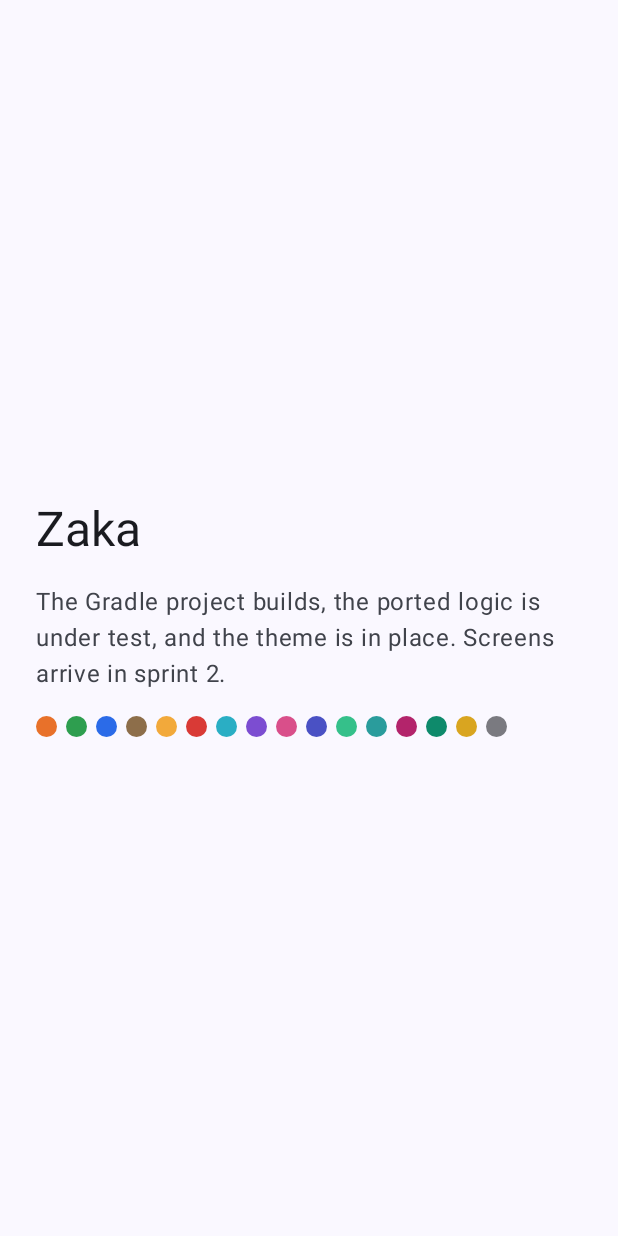
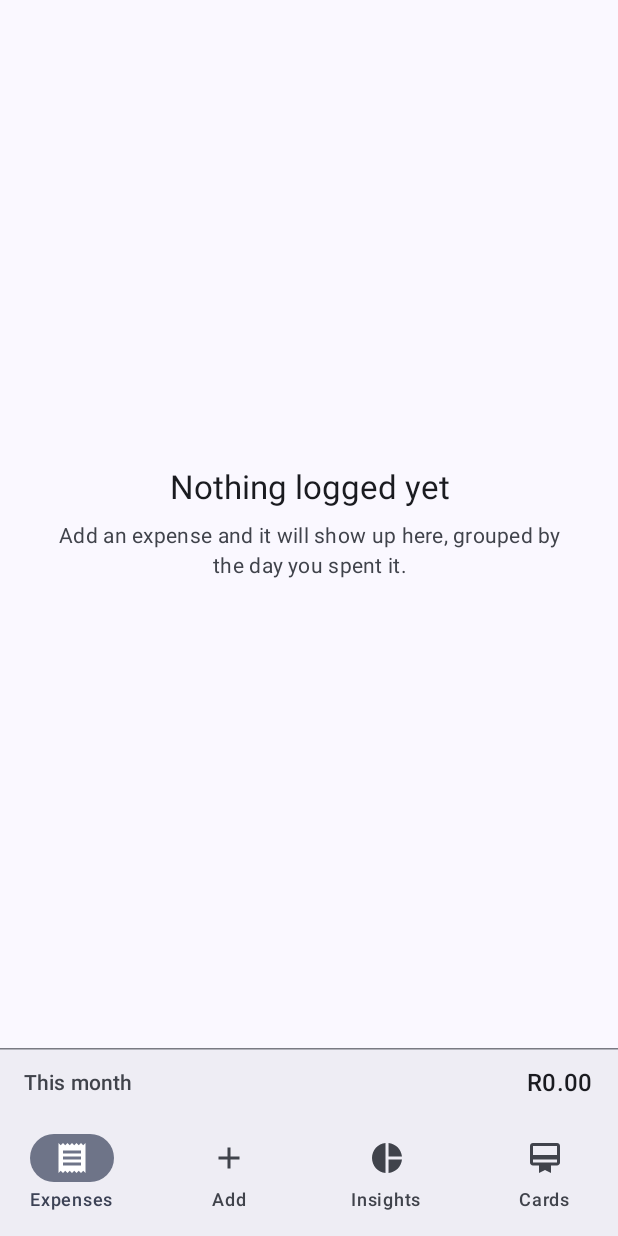
Before and after one commit to Jabulile1704/Zaka-Android, an Android app built with Jetpack Compose: the screen it shows after launch (MainActivity), on a phone screen of 412 x 824 dp. Run offline under Robolectric (Android 15) with nearby library versions, the phone set to English and light mode, and no system bars; our stand-ins replace Room's generated code.

Commit message:
Show expenses grouped by day
The list, day headings with their own totals, tap a row to edit, swipe it
away to delete. Plus the shell it needs: four tabs, and the month-to-date
total that sits above them.

The month total belongs to the shell rather than to the list, for the same
reason iOS puts it in the tab bar's accessory - it is the one number worth
seeing while you are doing something else. Add, Insights and Cards are
placeholders until #6, #7 and sprint 3.

No navigation library. Four destinations and one modal form have nothing to
put on a back stack, and rememberSaveable already survives rotation and
process death. This becomes Navigation Compose the moment there is a deep
link or a second level under a tab.

Icons come from material-icons-extended, which Compose froze at 1.7.8 and
the BOM still manages. Sixteen categories need sixteen distinguishable
glyphs, and the alternative on a machine that cannot render them was sixteen
guesses at vector paths. ZakaIcons is the only file that names an icon.

Rows delete in one direction only: there is no undo yet, and a row that
deletes whichever way it is pushed is too easy to lose an expense to.

Two accessibility details rather than leaving them to #14, because they are
about how this screen is built: a day heading announces as one thing - "Today,
R150" - instead of a title and a number a screen reader has to join up, and
so does the month strip. The tap target carries the label "Edit this
expense".

Closes #5

```diff
--- a/app/build.gradle.kts
+++ b/app/build.gradle.kts
@@ -71,6 +71,9 @@ dependencies {
     implementation(libs.androidx.compose.ui.graphics)
     implementation(libs.androidx.compose.ui.tooling.preview)
     implementation(libs.androidx.material3)
+    implementation(libs.androidx.material.icons.extended)
+    implementation(libs.androidx.lifecycle.runtime.compose)
+    implementation(libs.androidx.lifecycle.viewmodel.compose)
 
     debugImplementation(libs.androidx.compose.ui.tooling)
     debugImplementation(libs.androidx.compose.ui.test.manifest)
--- a/app/src/main/AndroidManifest.xml
+++ b/app/src/main/AndroidManifest.xml
@@ -2,6 +2,7 @@
 <manifest xmlns:android="http://schemas.android.com/apk/res/android">
 
     <application
+        android:name=".ZakaApplication"
         android:allowBackup="true"
         android:dataExtractionRules="@xml/data_extraction_rules"
         android:fullBackupContent="@xml/backup_rules"
--- a/app/src/main/kotlin/com/jabulile/zaka/MainActivity.kt
+++ b/app/src/main/kotlin/com/jabulile/zaka/MainActivity.kt
@@ -4,93 +4,20 @@ import android.os.Bundle
 import androidx.activity.ComponentActivity
 import androidx.activity.compose.setContent
 import androidx.activity.enableEdgeToEdge
-import androidx.compose.foundation.background
-import androidx.compose.foundation.layout.Arrangement
-import androidx.compose.foundation.layout.Box
-import androidx.compose.foundation.layout.Column
-import androidx.compose.foundation.layout.Row
-import androidx.compose.foundation.layout.fillMaxSize
-import androidx.compose.foundation.layout.padding
-import androidx.compose.foundation.layout.size
-import androidx.compose.foundation.shape.CircleShape
-import androidx.compose.material3.MaterialTheme
-import androidx.compose.material3.Scaffold
-import androidx.compose.material3.Text
-import androidx.compose.runtime.Composable
-import androidx.compose.ui.Alignment
-import androidx.compose.ui.Modifier
-import androidx.compose.ui.semantics.contentDescription
-import androidx.compose.ui.semantics.semantics
-import androidx.compose.ui.res.stringResource
-import androidx.compose.ui.tooling.preview.Preview
-import androidx.compose.ui.unit.dp
-import com.jabulile.zaka.core.ExpenseCategory
+import com.jabulile.zaka.ui.ZakaApp
 import com.jabulile.zaka.ui.theme.ZakaTheme
-import com.jabulile.zaka.ui.theme.color
 
 class MainActivity : ComponentActivity() {
     override fun onCreate(savedInstanceState: Bundle?) {
         super.onCreate(savedInstanceState)
         enableEdgeToEdge()
+
+        val zaka = application as ZakaApplication
+
         setContent {
             ZakaTheme {
-                Scaffold(modifier = Modifier.fillMaxSize()) { insets ->
-                    Scaffolding(modifier = Modifier.padding(insets))
-                }
+                ZakaApp(expenses = zaka.expenses, cards = zaka.cards)
             }
         }
     }
 }
-
-/**
- * What sprint 1 has to show: the theme, and the category palette coming out of
- * the shared logic module. The Expenses, Add, Insights and Cards screens land
- * in sprint 2 and replace this.
- */
-@Composable
-private fun Scaffolding(modifier: Modifier = Modifier) {
-    Column(
-        modifier = modifier
-            .fillMaxSize()
-            .padding(24.dp),
-        verticalArrangement = Arrangement.spacedBy(16.dp, Alignment.CenterVertically),
-    ) {
-        Text(
-            text = stringResource(R.string.scaffold_title),
-            style = MaterialTheme.typography.headlineLarge,
-            color = MaterialTheme.colorScheme.onSurface,
-        )
-        Text(
-            text = stringResource(R.string.scaffold_body),
-            style = MaterialTheme.typography.bodyLarge,
-            color = MaterialTheme.colorScheme.onSurfaceVariant,
-        )
-        CategorySwatches()
-    }
-}
-
-@Composable
-private fun CategorySwatches(modifier: Modifier = Modifier) {
-    Row(
-        modifier = modifier.semantics {
-            contentDescription = "The sixteen expense category colours"
-        },
-        horizontalArrangement = Arrangement.spacedBy(6.dp),
-    ) {
-        ExpenseCategory.entries.forEach { category ->
-            Box(
-                modifier = Modifier
-                    .size(14.dp)
-                    .background(category.color, CircleShape),
-            )
-        }
-    }
-}
-
-@Preview(showBackground = true)
-@Composable
-private fun ScaffoldingPreview() {
-    ZakaTheme(dynamicColor = false) {
-        Scaffolding()
-    }
-}
--- /dev/null
+++ b/app/src/main/kotlin/com/jabulile/zaka/ZakaApplication.kt
@@ -0,0 +1,21 @@
+package com.jabulile.zaka
+
+import android.app.Application
+import com.jabulile.zaka.data.ExpenseRepository
+import com.jabulile.zaka.data.LoyaltyCardRepository
+import com.jabulile.zaka.data.ZakaDatabase
+
+/**
+ * Where the one database and the two repositories live.
+ *
+ * This is the whole of Zaka's dependency injection. Two repositories over one
+ * database, constructed once and handed down the composable tree, is cheaper
+ * to read than a graph — see [docs/ARCHITECTURE.md].
+ */
+class ZakaApplication : Application() {
+    private val database: ZakaDatabase by lazy { ZakaDatabase.get(this) }
+
+    val expenses: ExpenseRepository by lazy { ExpenseRepository(database.expenses()) }
+
+    val cards: LoyaltyCardRepository by lazy { LoyaltyCardRepository(database.cards()) }
+}
--- /dev/null
+++ b/app/src/main/kotlin/com/jabulile/zaka/ui/ZakaApp.kt
@@ -0,0 +1,159 @@
+package com.jabulile.zaka.ui
+
+import androidx.compose.foundation.layout.Arrangement
+import androidx.compose.foundation.layout.Column
+import androidx.compose.foundation.layout.Row
+import androidx.compose.foundation.layout.fillMaxSize
+import androidx.compose.foundation.layout.fillMaxWidth
+import androidx.compose.foundation.layout.padding
+import androidx.compose.material3.HorizontalDivider
+import androidx.compose.material3.Icon
+import androidx.compose.material3.MaterialTheme
+import androidx.compose.material3.NavigationBar
+import androidx.compose.material3.NavigationBarItem
+import androidx.compose.material3.Scaffold
+import androidx.compose.material3.Surface
+import androidx.compose.material3.Text
+import androidx.compose.runtime.Composable
+import androidx.compose.runtime.getValue
+import androidx.compose.runtime.mutableStateOf
+import androidx.compose.runtime.saveable.rememberSaveable
+import androidx.compose.runtime.setValue
+import androidx.compose.ui.Alignment
+import androidx.compose.ui.Modifier
+import androidx.compose.ui.graphics.vector.ImageVector
+import androidx.compose.ui.res.stringResource
+import androidx.compose.ui.semantics.clearAndSetSemantics
+import androidx.compose.ui.semantics.contentDescription
+import androidx.compose.ui.unit.dp
+import androidx.lifecycle.compose.collectAsStateWithLifecycle
+import androidx.lifecycle.viewmodel.compose.viewModel
+import com.jabulile.zaka.R
+import com.jabulile.zaka.core.Money
+import com.jabulile.zaka.data.ExpenseRepository
+import com.jabulile.zaka.data.LoyaltyCardRepository
+import com.jabulile.zaka.ui.components.MoneyText
+import com.jabulile.zaka.ui.components.ZakaIcons
+import com.jabulile.zaka.ui.expenses.ExpensesScreen
+import com.jabulile.zaka.ui.expenses.ExpensesViewModel
+
+/**
+ * The four tabs, and the month-to-date total that sits above them wherever you
+ * are.
+ *
+ * No navigation library. Four destinations and one modal form do not need a
+ * back stack: the tab is `rememberSaveable` state, which survives rotation and
+ * process death, and that is the whole requirement. Revisit this the moment
+ * there are deep links or a third level of screen.
+ */
+enum class ZakaTab(val labelRes: Int, val icon: ImageVector) {
+    EXPENSES(R.string.tab_expenses, ZakaIcons.Expenses),
+    ADD(R.string.tab_add, ZakaIcons.Add),
+    INSIGHTS(R.string.tab_insights, ZakaIcons.Insights),
+    CARDS(R.string.tab_cards, ZakaIcons.Cards),
+}
+
+@Composable
+fun ZakaApp(
+    expenses: ExpenseRepository,
+    cards: LoyaltyCardRepository,
+    modifier: Modifier = Modifier,
+) {
+    var tab by rememberSaveable { mutableStateOf(ZakaTab.EXPENSES) }
+
+    val expensesViewModel: ExpensesViewModel =
+        viewModel(factory = ExpensesViewModel.factory(expenses))
+    val expensesState by expensesViewModel.state.collectAsStateWithLifecycle()
+
+    Scaffold(
+        modifier = modifier.fillMaxSize(),
+        bottomBar = {
+            Column {
+                MonthToDate(total = expensesState.monthTotal)
+                NavigationBar {
+                    ZakaTab.entries.forEach { candidate ->
+                        val label = stringResource(candidate.labelRes)
+                        NavigationBarItem(
+                            selected = tab == candidate,
+                            onClick = { tab = candidate },
+                            icon = {
+                                Icon(imageVector = candidate.icon, contentDescription = null)
+                            },
+                            label = { Text(label) },
+                        )
+                    }
+                }
+            }
+        },
+    ) { insets ->
+        when (tab) {
+            ZakaTab.EXPENSES -> ExpensesScreen(
+                state = expensesState,
+                onEdit = { /* #6 */ },
+                onDelete = expensesViewModel::delete,
+                modifier = Modifier.padding(insets),
+            )
+
+            ZakaTab.ADD -> ComingSoon(R.string.tab_add, Modifier.padding(insets))
+            ZakaTab.INSIGHTS -> ComingSoon(R.string.tab_insights, Modifier.padding(insets))
+            ZakaTab.CARDS -> ComingSoon(R.string.tab_cards, Modifier.padding(insets))
+        }
+    }
+}
+
+/**
+ * The strip the iOS app keeps above its tab bar. It is the one number worth
+ * seeing from anywhere in the app, so it does not belong to any one screen.
+ */
+@Composable
+private fun MonthToDate(total: Double, modifier: Modifier = Modifier) {
+    val label = stringResource(R.string.month_to_date)
+    Surface(
+        modifier = modifier.fillMaxWidth(),
+        color = MaterialTheme.colorScheme.surfaceContainer,
+    ) {
+        Column {
+            HorizontalDivider(color = MaterialTheme.colorScheme.outlineVariant)
+            Row(
+                modifier = Modifier
+                    .fillMaxWidth()
+                    .padding(horizontal = 16.dp, vertical = 10.dp)
+                    .clearAndSetSemantics {
+                        contentDescription = "$label, ${Money.string(total)}"
+                    },
+                horizontalArrangement = Arrangement.SpaceBetween,
+                verticalAlignment = Alignment.CenterVertically,
+            ) {
+                Text(
+                    text = label,
+                    style = MaterialTheme.typography.labelLarge,
+                    color = MaterialTheme.colorScheme.onSurfaceVariant,
+                )
+                MoneyText(
+                    amount = total,
+                    style = MaterialTheme.typography.titleMedium,
+                    color = MaterialTheme.colorScheme.onSurface,
+                )
+            }
+        }
+    }
+}
+
+@Composable
+private fun ComingSoon(labelRes: Int, modifier: Modifier = Modifier) {
+    Column(
+        modifier = modifier.fillMaxSize().padding(32.dp),
+        verticalArrangement = Arrangement.spacedBy(8.dp, Alignment.CenterVertically),
+        horizontalAlignment = Alignment.CenterHorizontally,
+    ) {
+        Text(
+            text = stringResource(labelRes),
+            style = MaterialTheme.typography.titleLarge,
+        )
+        Text(
+            text = stringResource(R.string.coming_this_sprint),
+            style = MaterialTheme.typography.bodyMedium,
+            color = MaterialTheme.colorScheme.onSurfaceVariant,
+        )
+    }
+}
--- /dev/null
+++ b/app/src/main/kotlin/com/jabulile/zaka/ui/components/MoneyText.kt
@@ -0,0 +1,32 @@
+package com.jabulile.zaka.ui.components
+
+import androidx.compose.material3.LocalTextStyle
+import androidx.compose.material3.Text
+import androidx.compose.runtime.Composable
+import androidx.compose.ui.Modifier
+import androidx.compose.ui.graphics.Color
+import androidx.compose.ui.text.TextStyle
+import com.jabulile.zaka.core.Money
+import com.jabulile.zaka.ui.theme.TabularFigures
+
+/**
+ * An amount in rand, with tabular figures.
+ *
+ * Proportional digits make a total jump as it changes, which it does on every
+ * keystroke in the add form and on every delete in the list.
+ */
+@Composable
+fun MoneyText(
+    amount: Double,
+    modifier: Modifier = Modifier,
+    style: TextStyle = LocalTextStyle.current,
+    color: Color = Color.Unspecified,
+    rounded: Boolean = false,
+) {
+    Text(
+        text = if (rounded) Money.rounded(amount) else Money.string(amount),
+        modifier = modifier,
+        style = style.merge(TabularFigures),
+        color = color,
+    )
+}
--- /dev/null
+++ b/app/src/main/kotlin/com/jabulile/zaka/ui/components/ZakaIcons.kt
@@ -0,0 +1,69 @@
+package com.jabulile.zaka.ui.components
+
+import androidx.compose.material.icons.Icons
+import androidx.compose.material.icons.filled.Add
+import androidx.compose.material.icons.filled.Autorenew
+import androidx.compose.material.icons.filled.Bolt
+import androidx.compose.material.icons.filled.CardMembership
+import androidx.compose.material.icons.filled.CellTower
+import androidx.compose.material.icons.filled.Check
+import androidx.compose.material.icons.filled.ChevronLeft
+import androidx.compose.material.icons.filled.ChevronRight
+import androidx.compose.material.icons.filled.Close
+import androidx.compose.material.icons.filled.ContentCut
+import androidx.compose.material.icons.filled.CreditCard
+import androidx.compose.material.icons.filled.Delete
+import androidx.compose.material.icons.filled.DirectionsCar
+import androidx.compose.material.icons.filled.Favorite
+import androidx.compose.material.icons.filled.Flight
+import androidx.compose.material.icons.filled.GridView
+import androidx.compose.material.icons.filled.Home
+import androidx.compose.material.icons.filled.MedicalServices
+import androidx.compose.material.icons.filled.Payments
+import androidx.compose.material.icons.filled.PieChart
+import androidx.compose.material.icons.filled.Receipt
+import androidx.compose.material.icons.filled.ShoppingBag
+import androidx.compose.material.icons.filled.ShoppingBasket
+import androidx.compose.material.icons.filled.TakeoutDining
+import androidx.compose.material.icons.filled.Wifi
+import androidx.compose.ui.graphics.vector.ImageVector
+import com.jabulile.zaka.core.ExpenseCategory
+
+/**
+ * Every icon the app draws, in one file.
+ *
+ * `ExpenseCategory.iconName` in `:core` records which Material Symbol each
+ * category wants; this is the one place that turns that intent into a drawable,
+ * so a change of icon set is a change to this file and nothing else.
+ */
+object ZakaIcons {
+    val Expenses: ImageVector = Icons.Filled.Receipt
+    val Add: ImageVector = Icons.Filled.Add
+    val Insights: ImageVector = Icons.Filled.PieChart
+    val Cards: ImageVector = Icons.Filled.CardMembership
+
+    val Delete: ImageVector = Icons.Filled.Delete
+    val Close: ImageVector = Icons.Filled.Close
+    val Save: ImageVector = Icons.Filled.Check
+    val Previous: ImageVector = Icons.Filled.ChevronLeft
+    val Next: ImageVector = Icons.Filled.ChevronRight
+
+    fun of(category: ExpenseCategory): ImageVector = when (category) {
+        ExpenseCategory.TAKEAWAYS -> Icons.Filled.TakeoutDining
+        ExpenseCategory.GROCERIES -> Icons.Filled.ShoppingBasket
+        ExpenseCategory.TRANSPORT -> Icons.Filled.DirectionsCar
+        ExpenseCategory.RENT -> Icons.Filled.Home
+        ExpenseCategory.UTILITIES -> Icons.Filled.Bolt
+        ExpenseCategory.HEALTH -> Icons.Filled.MedicalServices
+        ExpenseCategory.WIFI -> Icons.Filled.Wifi
+        ExpenseCategory.SUBSCRIPTIONS -> Icons.Filled.Autorenew
+        ExpenseCategory.SHOPPING -> Icons.Filled.ShoppingBag
+        ExpenseCategory.ACCOUNTS -> Icons.Filled.CreditCard
+        ExpenseCategory.CASH -> Icons.Filled.Payments
+        ExpenseCategory.TRAVELLING -> Icons.Filled.Flight
+        ExpenseCategory.DATES -> Icons.Filled.Favorite
+        ExpenseCategory.AIRTIME -> Icons.Filled.CellTower
+        ExpenseCategory.HAIRCUT -> Icons.Filled.ContentCut
+        ExpenseCategory.OTHERS -> Icons.Filled.GridView
+    }
+}
--- /dev/null
+++ b/app/src/main/kotlin/com/jabulile/zaka/ui/expenses/ExpensesViewModel.kt
@@ -0,0 +1,65 @@
+package com.jabulile.zaka.ui.expenses
+
+import androidx.lifecycle.ViewModel
+import androidx.lifecycle.ViewModelProvider
+import androidx.lifecycle.viewModelScope
+import androidx.lifecycle.viewmodel.initializer
+import androidx.lifecycle.viewmodel.viewModelFactory
+import com.jabulile.zaka.core.DayGroup
+import com.jabulile.zaka.data.ExpenseRepository
+import java.time.LocalDate
+import java.time.YearMonth
+import java.time.ZoneId
+import kotlinx.coroutines.flow.SharingStarted
+import kotlinx.coroutines.flow.StateFlow
+import kotlinx.coroutines.flow.combine
+import kotlinx.coroutines.flow.stateIn
+import kotlinx.coroutines.launch
+
+/**
+ * One immutable state for the whole screen.
+ *
+ * [days] arrives already bucketed and already totalled, and [today] comes with
+ * it so a day heading never has to ask the clock during composition.
+ */
+data class ExpensesUiState(
+    val days: List<DayGroup> = emptyList(),
+    val monthTotal: Double = 0.0,
+    val today: LocalDate = LocalDate.now(),
+    val loaded: Boolean = false,
+)
+
+class ExpensesViewModel(
+    private val expenses: ExpenseRepository,
+    private val zone: ZoneId = ZoneId.systemDefault(),
+) : ViewModel() {
+    val state: StateFlow<ExpensesUiState> =
+        combine(
+            expenses.observeDays(),
+            expenses.observeMonthTotal(YearMonth.now(zone)),
+        ) { days, monthTotal ->
+            ExpensesUiState(
+                days = days,
+                monthTotal = monthTotal,
+                today = LocalDate.now(zone),
+                loaded = true,
+            )
+        }.stateIn(
+            scope = viewModelScope,
+            started = SharingStarted.WhileSubscribed(STOP_TIMEOUT_MILLIS),
+            initialValue = ExpensesUiState(),
+        )
+
+    fun delete(id: Long) {
+        viewModelScope.launch { expenses.delete(id) }
+    }
+
+    companion object {
+        /** Long enough to survive a rotation without re-querying. */
+        private const val STOP_TIMEOUT_MILLIS = 5_000L
+
+        fun factory(expenses: ExpenseRepository): ViewModelProvider.Factory = viewModelFactory {
+            initializer { ExpensesViewModel(expenses) }
+        }
+    }
+}
--- a/app/src/main/res/values/strings.xml
+++ b/app/src/main/res/values/strings.xml
@@ -1,6 +1,16 @@
 <?xml version="1.0" encoding="utf-8"?>
 <resources>
     <string name="app_name">Zaka</string>
-    <string name="scaffold_title">Zaka</string>
-    <string name="scaffold_body">The Gradle project builds, the ported logic is under test, and the theme is in place. Screens arrive in sprint 2.</string>
+
+    <string name="tab_expenses">Expenses</string>
+    <string name="tab_add">Add</string>
+    <string name="tab_insights">Insights</string>
+    <string name="tab_cards">Cards</string>
+
+    <string name="month_to_date">This month</string>
+    <string name="coming_this_sprint">Not built yet.</string>
+
+    <string name="expense_edit_action">Edit this expense</string>
+    <string name="expenses_empty_title">Nothing logged yet</string>
+    <string name="expenses_empty_body">Add an expense and it will show up here, grouped by the day you spent it.</string>
 </resources>
--- a/gradle/libs.versions.toml
+++ b/gradle/libs.versions.toml
@@ -26,6 +26,9 @@ androidx-compose-ui-tooling-preview = { group = "androidx.compose.ui", name = "u
 androidx-compose-ui-test-junit4 = { group = "androidx.compose.ui", name = "ui-test-junit4" }
 androidx-compose-ui-test-manifest = { group = "androidx.compose.ui", name = "ui-test-manifest" }
 androidx-material3 = { group = "androidx.compose.material3", name = "material3" }
+androidx-material-icons-extended = { group = "androidx.compose.material", name = "material-icons-extended" }
+androidx-lifecycle-runtime-compose = { group = "androidx.lifecycle", name = "lifecycle-runtime-compose", version.ref = "lifecycle" }
+androidx-lifecycle-viewmodel-compose = { group = "androidx.lifecycle", name = "lifecycle-viewmodel-compose", version.ref = "lifecycle" }
 androidx-test-junit = { group = "androidx.test.ext", name = "junit", version.ref = "androidxJunit" }
 androidx-espresso-core = { group = "androidx.test.espresso", name = "espresso-core", version.ref = "espresso" }
 androidx-room-runtime = { group = "androidx.room", name = "room-runtime", version.ref = "room" }
```
Also changed, not shown: app/src/main/kotlin/com/jabulile/zaka/ui/components/CategoryMark.kt (added, +44 -0 lines), app/src/main/kotlin/com/jabulile/zaka/ui/expenses/ExpensesScreen.kt (added, +180 -0 lines), 4 other files.
